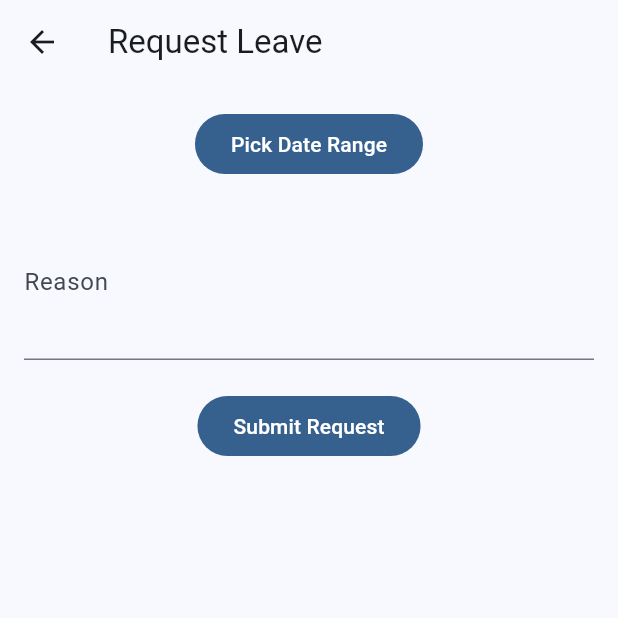
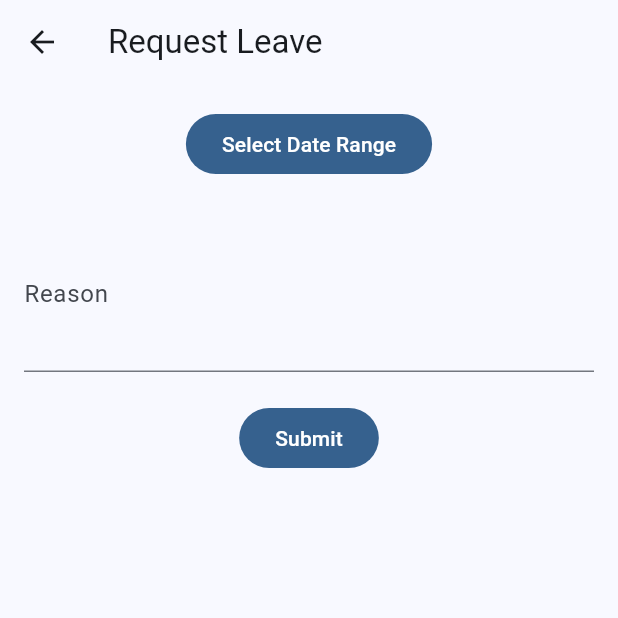
Before and after one commit to Sudad13/HRMS_app, a Flutter app: the DashboardScreen screen opened directly, after a tap on "Request Leave", on a phone screen of 412 x 824 dp, the top half of it. Run offline on Flutter 3.47's test engine with Material 3 defaults, Android fonts, the phone set to English and light mode, and no system bars; our stand-ins replace flutter_dotenv, supabase_flutter; accounts and stored records are empty.

Commit message:
more admin features added and minor bug fixed

```diff
--- a/lib/screens/dashboard_screen.dart
+++ b/lib/screens/dashboard_screen.dart
@@ -2,12 +2,13 @@ import 'package:flutter/material.dart';
 import 'package:supabase_flutter/supabase_flutter.dart';
 
 import 'auth_screen.dart';
-import 'package:hrms_app/features/attendance/presentation/attendance_screen.dart';
+import '../features/attendance/presentation/attendance_screen.dart';
 import 'attendance_history_screen.dart';
+import 'profile_screen.dart';
+import 'leave_request_screen.dart';
 import 'leave_approval_screen.dart';
-import 'leave_request_screen.dart';
-import 'profile_screen.dart';
 import 'manage_employees_screen.dart';
+import 'employee_attendance_screen.dart';
 
 class DashboardScreen extends StatefulWidget {
   const DashboardScreen({super.key});
@@ -24,18 +25,12 @@ class _DashboardScreenState extends State<DashboardScreen> {
   @override
   void initState() {
     super.initState();
-    _loadUserRole();
+    _loadRole();
   }
 
-  Future<void> _loadUserRole() async {
+  Future<void> _loadRole() async {
     final userId = supabase.auth.currentUser?.id;
-    if (userId == null) {
-      setState(() {
-        role = 'unknown';
-        _loading = false;
-      });
-      return;
-    }
+    if (userId == null) return;
 
     final data = await supabase
         .from('employees')
@@ -59,110 +54,85 @@ class _DashboardScreenState extends State<DashboardScreen> {
     }
   }
 
-  @override
-  Widget build(BuildContext context) {
-    if (_loading) {
-      return const Scaffold(
-        body: Center(child: CircularProgressIndicator()),
+  Widget _buildTile(String title, IconData icon, VoidCallback onTap) {
+    return Card(
+      elevation: 3,
+      margin: const EdgeInsets.symmetric(vertical: 8),
+      child: ListTile(
+        leading: Icon(icon, size: 30),
+        title: Text(title, style: const TextStyle(fontSize: 18)),
+        trailing: const Icon(Icons.arrow_forward_ios),
+        onTap: onTap,
+      ),
     );
   }
 
+  @override
+  Widget build(BuildContext context) {
     final user = supabase.auth.currentUser;
 
     return Scaffold(
       appBar: AppBar(
         title: const Text('Dashboard'),
         actions: [
-          IconButton(
-            icon: const Icon(Icons.logout),
-            onPressed: _logout,
-            tooltip: 'Logout',
-          ),
+          IconButton(icon: const Icon(Icons.logout), onPressed: _logout),
         ],
       ),
-      body: Padding(
-        padding: const EdgeInsets.all(24),
-        child: Column(
-          mainAxisAlignment: MainAxisAlignment.center,
+      body: _loading
+          ? const Center(child: CircularProgressIndicator())
+          : Padding(
+        padding: const EdgeInsets.all(16.0),
+        child: ListView(
           children: [
             Text(
-              'Welcome, ${user?.email ?? 'User'}!',
-              style: Theme.of(context).textTheme.titleLarge,
+              'Welcome, ${user?.email ?? 'User'}',
+              style: Theme.of(context).textTheme.headlineSmall,
             ),
-            const SizedBox(height: 30),
-
-            FilledButton.icon(
-              icon: const Icon(Icons.access_time),
-              label: const Text('Check In / Out'),
-              onPressed: () {
+            const SizedBox(height: 24),
+            _buildTile('Check In / Out', Icons.access_time, () {
+              Navigator.push(context,
+                  MaterialPageRoute(builder: (_) => const AttendanceScreen()));
+            }),
+            _buildTile('Attendance History', Icons.history, () {
               Navigator.push(
                   context,
-                  MaterialPageRoute(builder: (_) => const AttendanceScreen()),
-                );
-              },
-            ),
-            const SizedBox(height: 12),
-            FilledButton.icon(
-              icon: const Icon(Icons.edit_calendar),
-              label: const Text('Request Leave'),
-              onPressed: () {
+                  MaterialPageRoute(
+                      builder: (_) => const AttendanceHistoryScreen()));
+            }),
+            _buildTile('Request Leave', Icons.edit_calendar, () {
               Navigator.push(context,
                   MaterialPageRoute(builder: (_) => const LeaveRequestScreen()));
-              },
-            ),
-
-            const SizedBox(height: 12),
-            FilledButton.icon(
-              icon: const Icon(Icons.history),
-              label: const Text('Attendance History'),
-              onPressed: () {
+            }),
+            _buildTile('Profile', Icons.person, () {
+              Navigator.push(context,
+                  MaterialPageRoute(builder: (_) => const ProfileScreen()));
+            }),
+            if (role == 'admin') ...[
+              const SizedBox(height: 20),
+              const Divider(),
+              const Text('Admin Tools',
+                  style: TextStyle(fontWeight: FontWeight.bold)),
+              const SizedBox(height: 8),
+              _buildTile('Approve Leave Requests', Icons.approval, () {
                 Navigator.push(
                     context,
-                  MaterialPageRoute(builder: (_) => const AttendanceHistoryScreen()),
-                );
-              },
-            ),
-            const SizedBox(height: 12),
-
-            FilledButton.icon(
-              icon: const Icon(Icons.person),
-              label: const Text('My Profile'),
-              onPressed: () {
+                    MaterialPageRoute(
+                        builder: (_) => const LeaveApprovalScreen()));
+              }),
+              _buildTile('Employee Attendance', Icons.list_alt, () {
                 Navigator.push(
                   context,
-                  MaterialPageRoute(builder: (_) => const ProfileScreen()),
+                  MaterialPageRoute(builder: (_) => const EmployeeAttendanceScreen()),
                 );
-              },
-            ),
+              }),
 
-            if (role == 'admin') ...[
-              const SizedBox(height: 30),
-              const Divider(),
-              const SizedBox(height: 10),
-              Text('Admin Panel', style: Theme.of(context).textTheme.titleMedium),
-              const SizedBox(height: 10),
-
-              FilledButton.icon(
-                icon: const Icon(Icons.manage_accounts),
-                label: const Text('Manage Employees'),
-                onPressed: () {
+              _buildTile('Manage Employees', Icons.manage_accounts, () {
                 Navigator.push(
                     context,
-                    MaterialPageRoute(builder: (_) => const ManageEmployeesScreen()),
-                  );
-                },
-              ),
-
-              FilledButton.icon(
-                icon: const Icon(Icons.request_page),
-                label: const Text('Approve Leave Requests'),
-                onPressed: () {
-                  Navigator.push(context,
-                      MaterialPageRoute(builder: (_) => const LeaveApprovalScreen()));
-                },
-              ),
-
-            ],
+                    MaterialPageRoute(
+                        builder: (_) => const ManageEmployeesScreen()));
+              }),
+            ]
           ],
         ),
       ),
--- a/lib/screens/leave_request_screen.dart
+++ b/lib/screens/leave_request_screen.dart
@@ -11,32 +11,26 @@ class LeaveRequestScreen extends StatefulWidget {
 class _LeaveRequestScreenState extends State<LeaveRequestScreen> {
   final supabase = Supabase.instance.client;
   final _reasonController = TextEditingController();
-
-  DateTime? _startDate;
-  DateTime? _endDate;
+  DateTimeRange? _selectedRange;
 
   Future<void> _submitRequest() async {
-    if (_startDate == null || _endDate == null || _reasonController.text.isEmpty) {
+    final userId = supabase.auth.currentUser?.id;
+    if (userId == null || _selectedRange == null || _reasonController.text.isEmpty) {
       ScaffoldMessenger.of(context).showSnackBar(
-        const SnackBar(content: Text('Please fill all fields')),
-      );
+          const SnackBar(content: Text('Fill all fields')));
       return;
     }
 
-    final userId = supabase.auth.currentUser?.id;
-    if (userId == null) return;
-
     await supabase.from('leave_requests').insert({
       'employee_id': userId,
-      'start_date': _startDate!.toIso8601String(),
-      'end_date': _endDate!.toIso8601String(),
+      'start_date': _selectedRange!.start.toIso8601String(),
+      'end_date': _selectedRange!.end.toIso8601String(),
       'reason': _reasonController.text,
     });
 
+    Navigator.pop(context);
     ScaffoldMessenger.of(context).showSnackBar(
-      const SnackBar(content: Text('Leave request submitted!')),
-    );
-    Navigator.pop(context);
+        const SnackBar(content: Text('Leave request submitted')));
   }
 
   Future<void> _pickDateRange() async {
@@ -46,10 +40,7 @@ class _LeaveRequestScreenState extends State<LeaveRequestScreen> {
       lastDate: DateTime.now().add(const Duration(days: 365)),
     );
     if (picked != null) {
-      setState(() {
-        _startDate = picked.start;
-        _endDate = picked.end;
-      });
+      setState(() => _selectedRange = picked);
     }
   }
 
@@ -63,11 +54,13 @@ class _LeaveRequestScreenState extends State<LeaveRequestScreen> {
           children: [
             FilledButton(
               onPressed: _pickDateRange,
-              child: const Text('Pick Date Range'),
+              child: const Text('Select Date Range'),
             ),
-            if (_startDate != null && _endDate != null)
-              Text('From: ${_startDate!.toLocal()} To: ${_endDate!.toLocal()}'),
-            const SizedBox(height: 16),
+            const SizedBox(height: 12),
+            if (_selectedRange != null)
+              Text(
+                  'From ${_selectedRange!.start.toLocal().toString().split(" ")[0]} to ${_selectedRange!.end.toLocal().toString().split(" ")[0]}'),
+            const SizedBox(height: 12),
             TextField(
               controller: _reasonController,
               decoration: const InputDecoration(labelText: 'Reason'),
@@ -76,8 +69,8 @@ class _LeaveRequestScreenState extends State<LeaveRequestScreen> {
             const SizedBox(height: 20),
             FilledButton(
               onPressed: _submitRequest,
-              child: const Text('Submit Request'),
-            ),
+              child: const Text('Submit'),
+            )
           ],
         ),
       ),
--- a/pubspec.yaml
+++ b/pubspec.yaml
@@ -95,9 +95,13 @@ environment:
 dependencies:
   flutter:
     sdk: flutter
+
   supabase_flutter: ^2.0.0
   flutter_dotenv: ^5.1.0
 
 dev_dependencies:
   flutter_test:
     sdk: flutter
+
+flutter:
+  uses-material-design: true
```
Also changed, not shown: lib/features/attendance/data/attendance_repository.dart (+32 -4 lines), lib/screens/employee_attendance_screen.dart (added, +187 -0 lines). Lines whose indentation alone changed are shown as unchanged.
